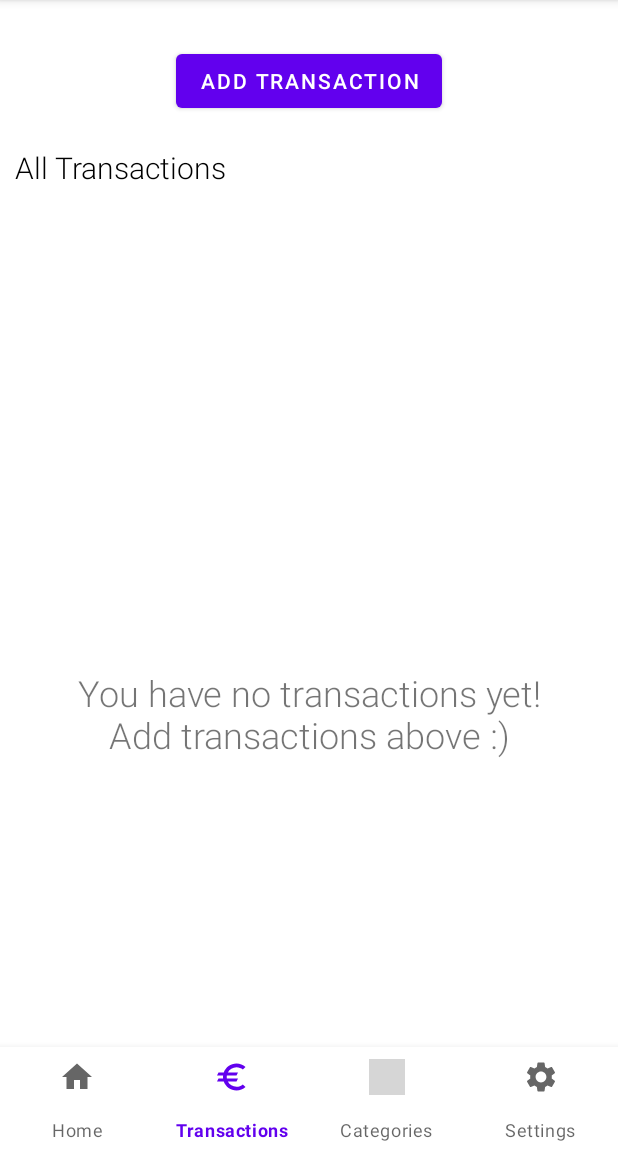
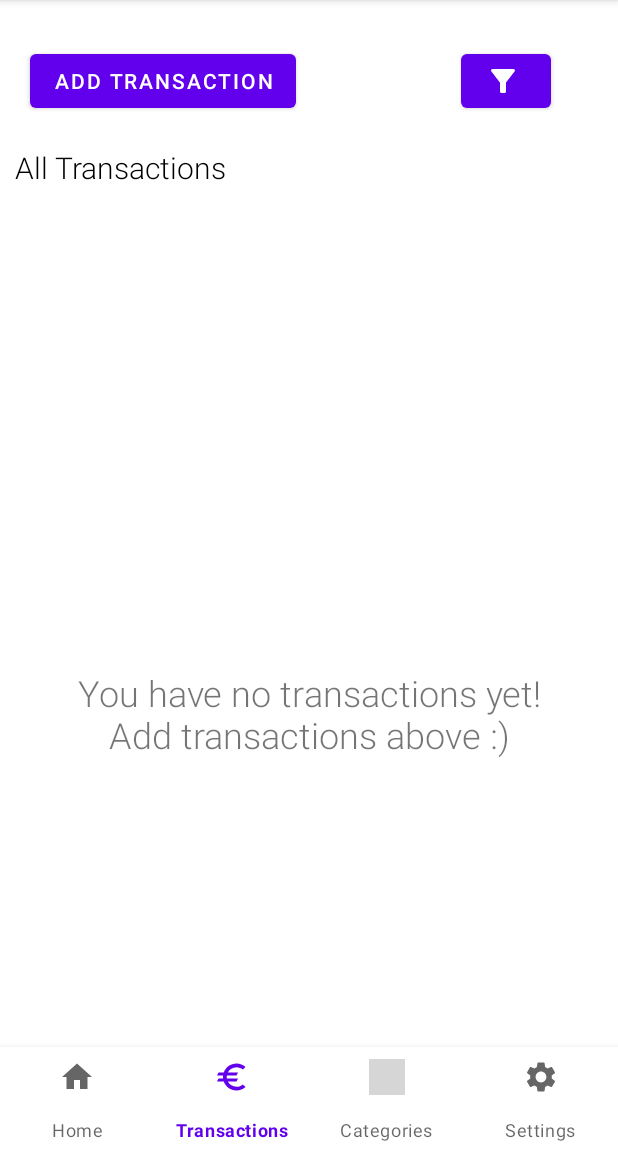
Before and after one commit to amruthanc13/ISEE-DroidBits, an Android app: the screen it shows after launch (MainActivity), item 2 of the bottom bar chosen, on a phone screen of 412 x 824 dp, the part 84-1236 px from its top. Run offline under Robolectric (Android 15) with nearby library versions, the light colour scheme and no system bars; our stand-ins replace Room's generated code; libraries missing offline, so code that uses them is left out: com.chauthai.swipereveallayout; grey boxes are pictures that could not be loaded.

Commit message:
Added filter UI

```diff
--- a/app/build.gradle
+++ b/app/build.gradle
@@ -31,7 +31,6 @@ dependencies {
 
     implementation 'androidx.appcompat:appcompat:1.4.1'
     implementation 'com.google.android.material:material:1.1.0-alpha09'
-   // implementation 'androidx.legacy:legacy-support-v4:1.0.0'
     implementation 'androidx.constraintlayout:constraintlayout:2.1.3'
     testImplementation 'junit:junit:4.13.2'
     androidTestImplementation 'androidx.test.ext:junit:1.1.3'
--- /dev/null
+++ b/app/src/main/java/com/droidbits/moneycontrol/ui/transactions/TransactionFilter.java
@@ -0,0 +1,33 @@
+package com.droidbits.moneycontrol.ui.transactions;
+
+import android.os.Bundle;
+import android.view.LayoutInflater;
+import android.view.View;
+import android.view.ViewGroup;
+
+import androidx.annotation.Nullable;
+
+import com.droidbits.moneycontrol.R;
+import com.google.android.material.bottomsheet.BottomSheetDialogFragment;
+
+public class TransactionFilter extends BottomSheetDialogFragment {
+    private TransactionsViewModel transactionsViewModel;
+
+    /**
+     * Public constructor to initialize viewModels.
+     * @param tViewModel transaction viewmodel.
+     */
+    public TransactionFilter(
+            final TransactionsViewModel tViewModel
+    ) {
+        this.transactionsViewModel = tViewModel;
+    }
+
+    @Nullable
+    @Override
+    public final View onCreateView(
+            final LayoutInflater inf, final @Nullable ViewGroup container, final @Nullable Bundle savedInstanceState) {
+        View view = inf.inflate(R.layout.transaction_filter, container, false);
+        return view;
+    }
+}
--- a/app/src/main/java/com/droidbits/moneycontrol/ui/transactions/TransactionFragment.java
+++ b/app/src/main/java/com/droidbits/moneycontrol/ui/transactions/TransactionFragment.java
@@ -4,6 +4,7 @@ import android.os.Bundle;
 import android.view.LayoutInflater;
 import android.view.View;
 import android.view.ViewGroup;
+import android.widget.Button;
 import android.widget.LinearLayout;
 import android.widget.TextView;
 
@@ -25,11 +26,11 @@ import java.util.List;
 public class TransactionFragment extends Fragment implements TransactionListAdapter.OnTransactionNoteListener {
 
     private TransactionListAdapter transactionListAdapter;
+    private TransactionFilter filterBottomSheetDialog;
 
     @Nullable
     @Override
     public View onCreateView(LayoutInflater inflater, @Nullable ViewGroup container, @Nullable Bundle savedInstanceState) {
-       // return inflater.inflate(R.layout.fragment_transactions, container,false);
         View view = inflater.inflate(R.layout.transaction_listview, container, false);
         RecyclerView recyclerView = view.findViewById(R.id.transactionListView);
         LinearLayout emptyTransactions = view.findViewById(R.id.emptyPageViewWrapper);
@@ -50,7 +51,6 @@ public class TransactionFragment extends Fragment implements TransactionListAdap
             @Override
             public void onChanged(final List<Transactions> transactions) {
                 transactionListAdapter.setTransactions(transactions);
-                System.out.println("HIIIIIIIII "+transactions.size());
                 if (transactions.size() > 0) {
                     emptyTransactions.setVisibility(View.GONE);
                     recyclerView.setVisibility(View.VISIBLE);
@@ -72,6 +72,16 @@ public class TransactionFragment extends Fragment implements TransactionListAdap
                 fragmentTransaction.replace(R.id.fragment_container, fragment);
                 fragmentTransaction.addToBackStack(null);
                 fragmentTransaction.commit();
+            }
+        });
+
+        Button filterButton = view.findViewById(R.id.filterTransactionButton);
+        filterBottomSheetDialog = new TransactionFilter(transactionViewModel);
+
+        filterButton.setOnClickListener(new View.OnClickListener() {
+            @Override
+            public void onClick(final View v) {
+                filterBottomSheetDialog.show(getParentFragmentManager(), "Tag");
             }
         });
 
--- /dev/null
+++ b/app/src/main/res/drawable/ic_baseline_filter_alt_24.xml
@@ -0,0 +1,5 @@
+<vector android:height="24dp" android:tint="#FFFF"
+    android:viewportHeight="24" android:viewportWidth="24"
+    android:width="24dp" xmlns:android="http://schemas.android.com/apk/res/android">
+    <path android:fillColor="@android:color/white" android:pathData="M4.25,5.61C6.27,8.2 10,13 10,13v6c0,0.55 0.45,1 1,1h2c0.55,0 1,-0.45 1,-1v-6c0,0 3.72,-4.8 5.74,-7.39C20.25,4.95 19.78,4 18.95,4H5.04C4.21,4 3.74,4.95 4.25,5.61z"/>
+</vector>
--- a/app/src/main/res/layout/transaction_listview.xml
+++ b/app/src/main/res/layout/transaction_listview.xml
@@ -12,15 +12,34 @@
         android:layout_height="fill_parent"
         android:orientation="vertical">
 
+        <LinearLayout
+            android:layout_width="match_parent"
+            android:layout_height="wrap_content"
+            android:layout_marginTop="20dp"
+            android:layout_marginStart="10dp"
+            android:layout_marginEnd="10dp"
+            android:orientation="horizontal">
+
         <Button
             android:id="@+id/addTransactionButton"
-            android:drawablePadding="10sp"
             android:layout_width="wrap_content"
             android:layout_height="wrap_content"
             android:layout_gravity="center"
-            android:layout_marginTop="20dp"
+            android:layout_marginStart="10dp"
+            android:layout_marginEnd="60dp"
+            android:drawablePadding="10sp"
             android:text="Add Transaction" />
 
+            <Button
+                android:id="@+id/filterTransactionButton"
+                android:layout_width="60dp"
+                android:layout_height="wrap_content"
+                android:layout_gravity="center"
+                android:layout_marginStart="50dp"
+                android:layout_marginEnd="30dp"
+                android:drawableLeft="@drawable/ic_baseline_filter_alt_24"
+                android:drawablePadding="10sp" />
+        </LinearLayout>
 
         <TextView
             android:id="@+id/allTransactionsText"
```
Also changed, not shown: app/src/main/res/layout/transaction_filter.xml (added, +119 -0 lines).
